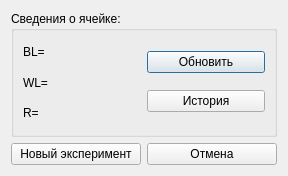
The window that gui/uies/cell_info.ui (neurocomputer/MemriBoard) describes before a commit, drawn with Qt 5.
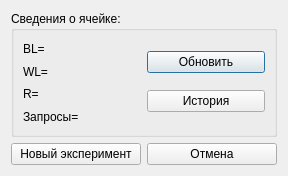
The same window after the commit.

Commit message: counting tickets for memristors + db changes

```diff
--- a/gui/uies/cell_info.ui
+++ b/gui/uies/cell_info.ui
@@ -51,6 +51,13 @@
             </property>
            </widget>
           </item>
+          <item>
+           <widget class="QLabel" name="label_tasks">
+            <property name="text">
+             <string>Запросы=</string>
+            </property>
+           </widget>
+          </item>
          </layout>
         </item>
         <item>
```
The commit also changes 2 other files.
